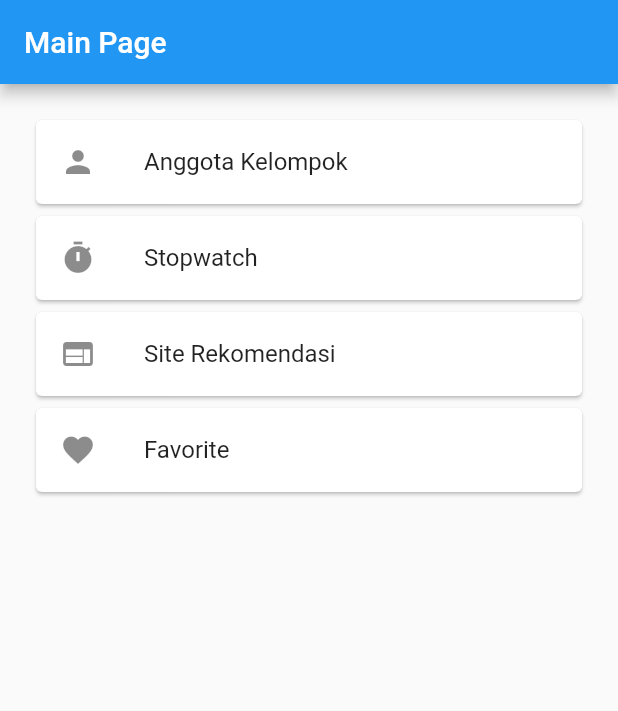
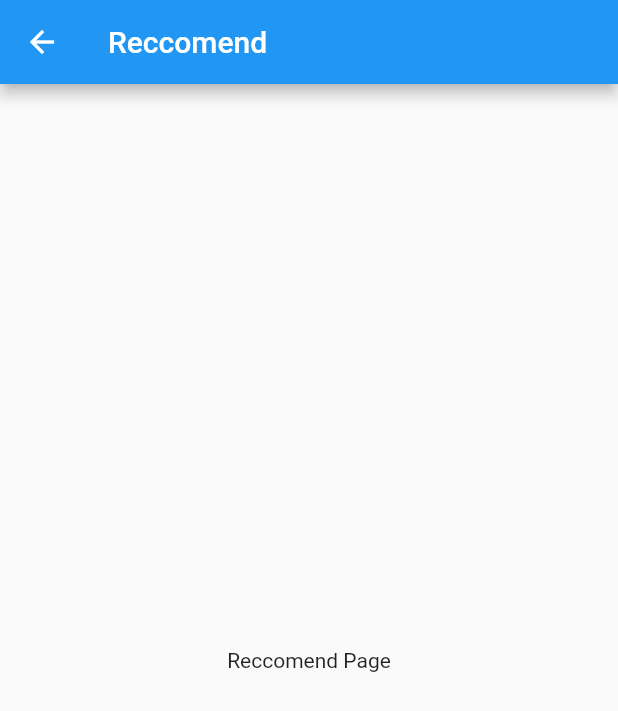
Before and after one commit to RowPramudito/tpm_tugas4, a Flutter app: the MainPage screen opened directly, after a tap on "Site Rekomendasi", on a phone screen of 412 x 824 dp. Shown: the top 711 px of the screen. Run offline on Flutter 3.47's test engine with Material 2 defaults, Android fonts, the phone set to English and light mode, and no system bars.

Commit message:
add some pages

```diff
--- a/lib/login_page.dart
+++ b/lib/login_page.dart
@@ -1,5 +1,5 @@
 import 'package:flutter/material.dart';
-import 'package:tpm_0604/main_page.dart';
+import 'package:tpm_0604/menu.dart';
 
 class LoginPage extends StatefulWidget {
   LoginPage({Key? key}) : super(key: key);
@@ -103,7 +103,7 @@ class _LoginPageState extends State<LoginPage> {
             Navigator.pushReplacement(
                 context,
                 MaterialPageRoute(builder: (context) {
-                  return MainPage();
+                  return MenuPage();
                 })
             );
           }
--- a/lib/main_page.dart
+++ b/lib/main_page.dart
@@ -1,6 +1,8 @@
 import 'package:flutter/material.dart';
 import 'package:tpm_0604/anggota.dart';
 import 'package:tpm_0604/stopwatch.dart';
+import 'package:tpm_0604/recommended_site.dart';
+import 'package:tpm_0604/favorite.dart';
 
 class MainPage extends StatelessWidget {
   const MainPage({Key? key}) : super(key: key);
@@ -51,14 +53,28 @@ class MainPage extends StatelessWidget {
                 child: ListTile(
                   leading: const Icon(Icons.web),
                   title: const Text('Site Rekomendasi'),
-                  onTap: () {},
+                  onTap: () {
+                    Navigator.push(
+                        context,
+                        MaterialPageRoute(builder: (context) {
+                          return Recommended();
+                        })
+                    );
+                  },
                 ),
               ),
               Card(
                 child: ListTile(
                   leading: const Icon(Icons.favorite),
                   title: const Text('Favorite'),
-                  onTap: () {},
+                  onTap: () {
+                    Navigator.push(
+                        context,
+                        MaterialPageRoute(builder: (context) {
+                          return Favorites();
+                        })
+                    );
+                  },
                 ),
               ),
             ],
--- /dev/null
+++ b/lib/recommended_site.dart
@@ -0,0 +1,21 @@
+import 'package:flutter/material.dart';
+
+class Recommended extends StatelessWidget {
+  const Recommended({Key? key}) : super(key: key);
+
+  @override
+  Widget build(BuildContext context) {
+    return Scaffold(
+      appBar: AppBar(
+        title: Text('Reccomend'),
+      ),
+      body: Container(
+        padding: EdgeInsets.all(20),
+        height: MediaQuery.of(context).size.height,
+        child: Center(
+          child: Text('Reccomend Page'),
+        ),
+      ),
+    );
+  }
+}
```
Also changed, not shown: lib/favorite.dart (added, +21 -0 lines), lib/logout.dart (added, +26 -0 lines), lib/main.dart (+4 -3 lines), lib/menu.dart (added, +60 -0 lines).
